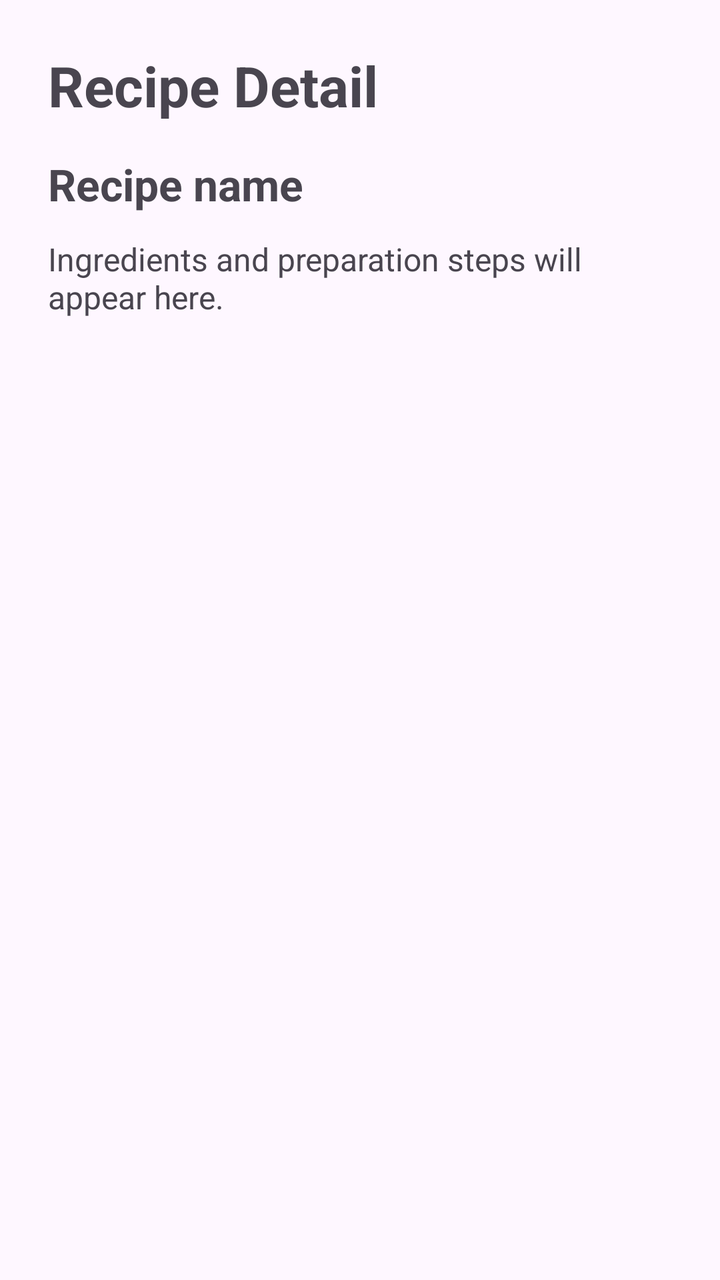
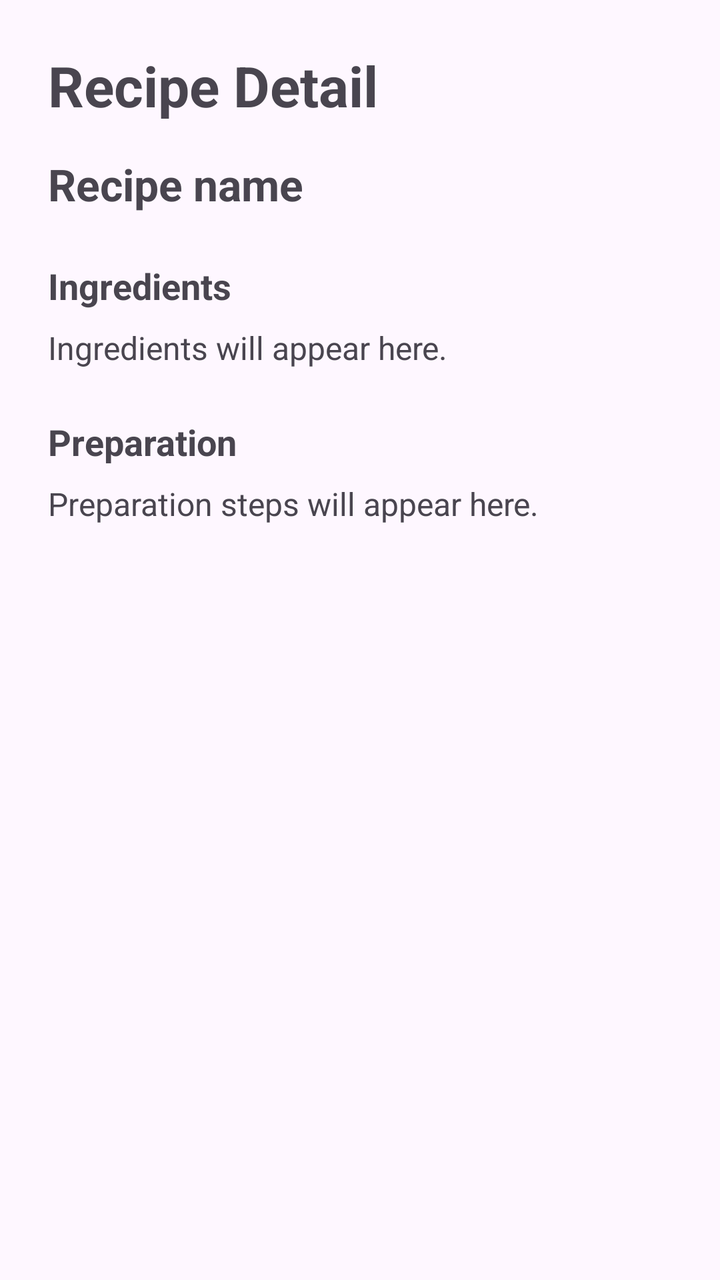

An Android layout rendered at two revisions. The XML below is the earlier revision; the diff shows what the commit changed to produce the second picture.
<!-- AndroidManifest.xml: application theme Theme.SmartPantryManager -->
<!-- res/layout/activity_recipe_detail.xml -->
<?xml version="1.0" encoding="utf-8"?>
<LinearLayout xmlns:android="http://schemas.android.com/apk/res/android"
    android:id="@+id/main"
    android:layout_width="match_parent"
    android:layout_height="match_parent"
    android:orientation="vertical"
    android:padding="24dp">

    <TextView
        android:layout_width="match_parent"
        android:layout_height="wrap_content"
        android:text="Recipe Detail"
        android:textSize="28sp"
        android:textStyle="bold"
        android:paddingBottom="16dp" />

    <TextView
        android:layout_width="match_parent"
        android:layout_height="wrap_content"
        android:text="Recipe name"
        android:textSize="22sp"
        android:textStyle="bold" />

    <TextView
        android:layout_width="match_parent"
        android:layout_height="wrap_content"
        android:text="Ingredients and preparation steps will appear here."
        android:textSize="16sp"
        android:layout_marginTop="12dp" />

</LinearLayout>
<!-- resources referenced by this layout -->
<resources>
  <style name="Theme.SmartPantryManager" parent="Base.Theme.SmartPantryManager" />
  <style name="Base.Theme.SmartPantryManager" parent="Theme.Material3.DayNight.NoActionBar">
          
          
      </style>
</resources>

<!-- the commit's change to res/layout/activity_recipe_detail.xml (unified diff, before → after) -->
@@ -1,31 +1,63 @@
 <?xml version="1.0" encoding="utf-8"?>
-<LinearLayout xmlns:android="http://schemas.android.com/apk/res/android"
+<ScrollView xmlns:android="http://schemas.android.com/apk/res/android"
     android:id="@+id/main"
     android:layout_width="match_parent"
-    android:layout_height="match_parent"
-    android:orientation="vertical"
-    android:padding="24dp">
+    android:layout_height="match_parent">
 
-    <TextView
+    <LinearLayout
         android:layout_width="match_parent"
         android:layout_height="wrap_content"
-        android:text="Recipe Detail"
-        android:textSize="28sp"
-        android:textStyle="bold"
-        android:paddingBottom="16dp" />
+        android:orientation="vertical"
+        android:padding="24dp">
 
-    <TextView
-        android:layout_width="match_parent"
-        android:layout_height="wrap_content"
-        android:text="Recipe name"
-        android:textSize="22sp"
-        android:textStyle="bold" />
+        <TextView
+            android:layout_width="match_parent"
+            android:layout_height="wrap_content"
+            android:text="Recipe Detail"
+            android:textSize="28sp"
+            android:textStyle="bold"
+            android:paddingBottom="16dp" />
 
-    <TextView
-        android:layout_width="match_parent"
-        android:layout_height="wrap_content"
-        android:text="Ingredients and preparation steps will appear here."
-        android:textSize="16sp"
-        android:layout_marginTop="12dp" />
+        <TextView
+            android:id="@+id/textRecipeName"
+            android:layout_width="match_parent"
+            android:layout_height="wrap_content"
+            android:text="Recipe name"
+            android:textSize="22sp"
+            android:textStyle="bold" />
 
-</LinearLayout>
+        <TextView
+            android:layout_width="match_parent"
+            android:layout_height="wrap_content"
+            android:layout_marginTop="24dp"
+            android:text="Ingredients"
+            android:textSize="18sp"
+            android:textStyle="bold" />
+
+        <TextView
+            android:id="@+id/textRecipeIngredients"
+            android:layout_width="match_parent"
+            android:layout_height="wrap_content"
+            android:layout_marginTop="8dp"
+            android:text="Ingredients will appear here."
+            android:textSize="16sp" />
+
+        <TextView
+            android:layout_width="match_parent"
+            android:layout_height="wrap_content"
+            android:layout_marginTop="24dp"
+            android:text="Preparation"
+            android:textSize="18sp"
+            android:textStyle="bold" />
+
+        <TextView
+            android:id="@+id/textPreparationSteps"
+            android:layout_width="match_parent"
+            android:layout_height="wrap_content"
+            android:layout_marginTop="8dp"
+            android:text="Preparation steps will appear here."
+            android:textSize="16sp" />
+
+    </LinearLayout>
+
+</ScrollView>
